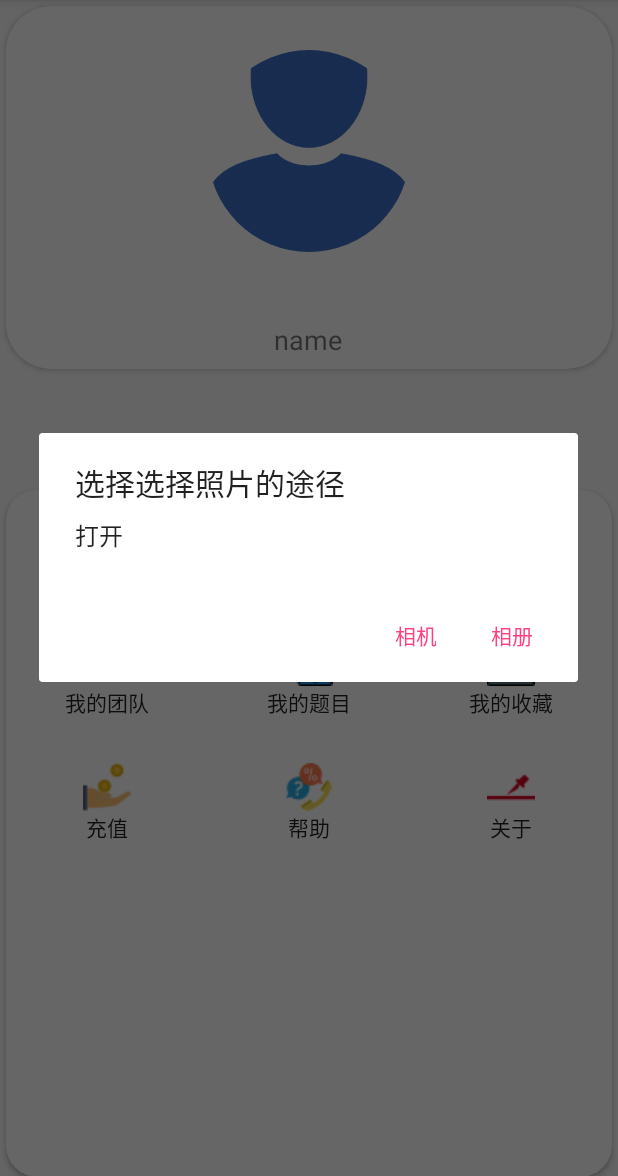
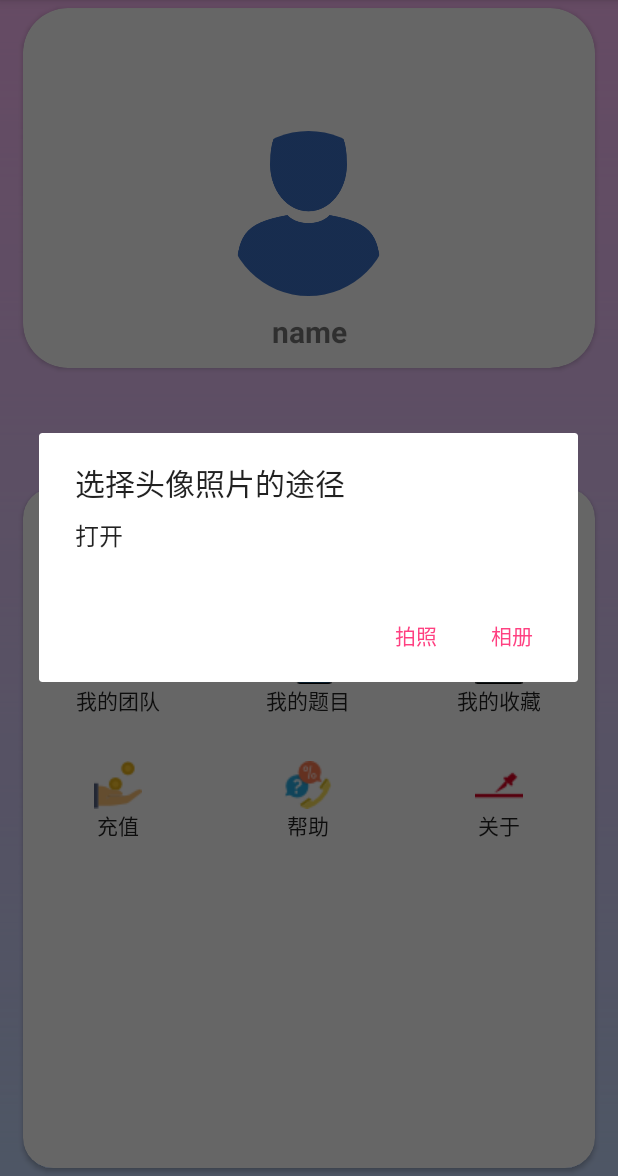
Before and after one commit to liangzihong/ShareYourWrongTitle, an Android app: the fragment Fragment4 shown on its own in the app's theme, after a tap on "头像", on a phone screen of 412 x 824 dp, the part 60-1236 px from its top. Run offline under Robolectric (Android 15) with nearby library versions, the phone set to English and light mode, and no system bars; our stand-ins replace CircleImageView; libraries missing offline, so code that uses them is left out: jp.wasabeef.glide; 1 statement that could not run was skipped.

Commit message:
ui_v2_finish

```diff
--- a/app/src/main/java/Fragments/Fragment4.java
+++ b/app/src/main/java/Fragments/Fragment4.java
@@ -145,7 +145,7 @@ public class Fragment4 extends Fragment {
     private void showNormalDialog(){
         final AlertDialog.Builder normalDialog =
                 new AlertDialog.Builder(this.getContext());
-        normalDialog.setTitle("选择选择照片的途径");
+        normalDialog.setTitle("选择头像照片的途径");
         normalDialog.setMessage("打开");
         normalDialog.setPositiveButton("相册",
                 new DialogInterface.OnClickListener() {
@@ -154,7 +154,7 @@ public class Fragment4 extends Fragment {
                         applyPermission();
                     }
                 });
-        normalDialog.setNegativeButton("相机",
+        normalDialog.setNegativeButton("拍照",
                 new DialogInterface.OnClickListener() {
                     @Override
                     public void onClick(DialogInterface dialog, int which) {
@@ -277,7 +277,7 @@ public class Fragment4 extends Fragment {
                     .load(imageUri)
                     .dontAnimate()
                     //第二个参数是圆角半径，第三个是模糊程度，2-5之间个人感觉比较好。
-                    .bitmapTransform(new BlurTransformation(myActivity, 1, 4))
+                    .bitmapTransform(new BlurTransformation(myActivity, 20, 2))
                     .into(new ViewTarget<View, GlideDrawable>(bg) {
                         //括号里为需要加载的控件
                         @Override
--- a/app/src/main/res/layout/fragment1_layout.xml
+++ b/app/src/main/res/layout/fragment1_layout.xml
@@ -1,7 +1,8 @@
 <?xml version="1.0" encoding="utf-8"?>
 <LinearLayout xmlns:android="http://schemas.android.com/apk/res/android"
     android:layout_width="match_parent"
-    android:layout_height="match_parent">
+    android:layout_height="match_parent"
+    android:background="@drawable/background_color">
 
     <ListView
         android:id="@+id/fg1_listview"
--- a/app/src/main/res/layout/view4.xml
+++ b/app/src/main/res/layout/view4.xml
@@ -3,15 +3,16 @@
     android:layout_width="match_parent"
     android:layout_height="match_parent"
     xmlns:app="http://schemas.android.com/apk/res-auto"
-    android:orientation="vertical">
+    android:orientation="vertical"
+    android:background="@drawable/background_color">
 
     <android.support.v7.widget.CardView
         android:layout_width="match_parent"
         android:layout_height="0dp"
         android:layout_weight="9"
-        android:layout_marginTop="4dp"
-        android:layout_marginLeft="4dp"
-        android:layout_marginRight="4dp"
+        android:layout_marginTop="5dp"
+        android:layout_marginLeft="15dp"
+        android:layout_marginRight="15dp"
         app:cardCornerRadius="30dp"
         android:id="@+id/view4_profile_bg"
         >
@@ -24,34 +25,31 @@
             <LinearLayout
                 android:layout_width="match_parent"
                 android:layout_height="0dp"
-                android:layout_weight="5"
-                android:orientation="horizontal">
+                android:layout_weight="4"
+                android:orientation="horizontal"
+                android:gravity="bottom">
 
                 <Space
                     android:layout_width="0dp"
                     android:layout_height="match_parent"
                     android:layout_weight="1"
-                    android:background="@android:color/transparent"/>
+                    android:background="@android:color/transparent" />
 
                 <de.hdodenhof.circleimageview.CircleImageView
+                    android:id="@+id/view4_profile"
                     android:layout_width="0dp"
-                    android:layout_height="wrap_content"
-                    android:src="@drawable/unknown_profile"
+                    android:layout_height="110dp"
                     android:layout_weight="1"
-                    android:id="@+id/view4_profile"/>
+                    android:src="@drawable/unknown_profile" />
 
                 <Space
                     android:layout_width="0dp"
                     android:layout_height="match_parent"
                     android:layout_weight="1"
-                    android:background="@android:color/transparent"/>
+                    android:background="@android:color/transparent" />
 
 
             </LinearLayout>
-
-            <Space
-                android:layout_width="match_parent"
-                android:layout_height="10dp" />
 
             <LinearLayout
                 android:layout_width="match_parent"
@@ -71,7 +69,8 @@
                     android:layout_weight="2"
                     android:gravity="center"
                     android:text="name"
-                    android:textSize="18sp" />
+                    android:textSize="20sp"
+                    android:textStyle="bold"/>
 
                 <Space
                     android:layout_width="0dp"
@@ -92,8 +91,9 @@
         android:layout_width="match_parent"
         android:layout_height="0dp"
         android:layout_weight="17"
-        android:layout_marginLeft="4dp"
-        android:layout_marginRight="4dp"
+        android:layout_marginBottom="5dp"
+        android:layout_marginLeft="15dp"
+        android:layout_marginRight="15dp"
         app:cardCornerRadius="20dp">
 
         <LinearLayout
```
Also changed, not shown: app/src/main/res/layout/view2.xml (+41 -4 lines), app/src/main/res/layout/view3.xml (+5 -5 lines).
